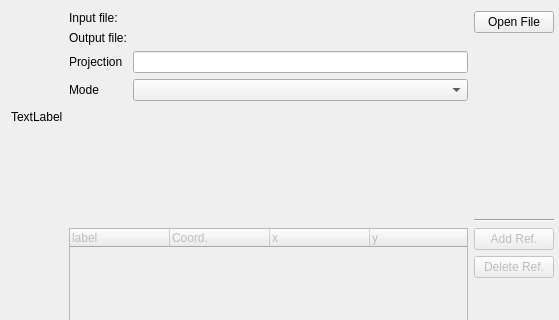
Old version of the form src/ICreateMapGeoTiff.ui in the repository ntruchsess/QLandkarteGT; both pictures show x 0 to 559 and y 0 to 320 of the 1123 by 688 pixel window.
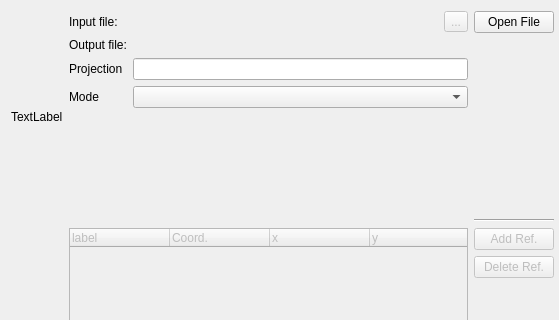
New version of the form.

```diff
--- a/src/ICreateMapGeoTiff.ui
+++ b/src/ICreateMapGeoTiff.ui
@@ -38,6 +38,8 @@
         </widget>
        </item>
        <item row="0" column="1" >
+        <layout class="QHBoxLayout" >
+         <item>
         <widget class="QLabel" name="labelInputFile" >
          <property name="text" >
           <string/>
@@ -46,6 +48,24 @@
           <set>Qt::AlignLeading|Qt::AlignLeft|Qt::AlignTop</set>
          </property>
         </widget>
+         </item>
+         <item>
+          <widget class="QToolButton" name="toolReload" >
+           <property name="enabled" >
+            <bool>false</bool>
+           </property>
+           <property name="toolTip" >
+            <string>&lt;html>&lt;head>&lt;meta name="qrichtext" content="1" />&lt;style type="text/css">
+p, li { white-space: pre-wrap; }
+&lt;/style>&lt;/head>&lt;body style=" font-family:'DejaVu Sans'; font-size:8pt; font-weight:400; font-style:normal;">
+&lt;p style=" margin-top:0px; margin-bottom:0px; margin-left:0px; margin-right:0px; -qt-block-indent:0; text-indent:0px;">Reload file&lt;/p>&lt;/body>&lt;/html></string>
+           </property>
+           <property name="text" >
+            <string>...</string>
+           </property>
+          </widget>
+         </item>
+        </layout>
        </item>
        <item row="1" column="0" >
         <widget class="QLabel" name="label_3" >
```
Lines whose indentation alone changed are shown as unchanged.
